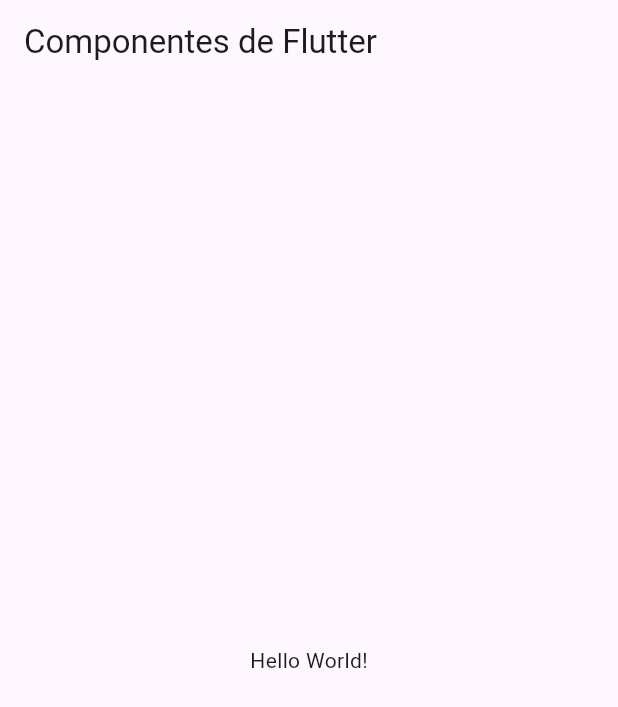
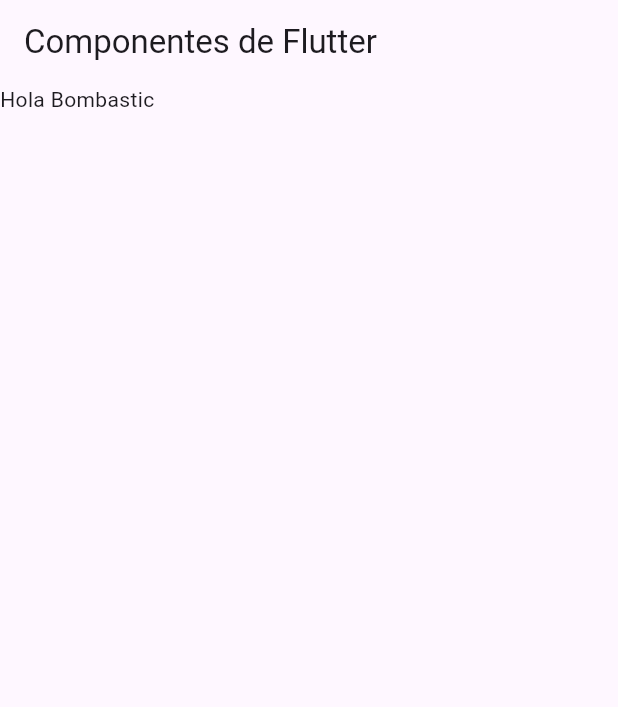
Before and after one commit to LiraU13/componentes_flutter, a Flutter app: the screen it shows after launch, on a phone screen of 412 x 824 dp. Shown: the top 707 px of the screen. Run offline on Flutter 3.47's test engine with Material 3 defaults, Android fonts, the phone set to English and light mode, and no system bars.

Commit message:
Adding the ListWiew to the HomeScreen

```diff
--- a/lib/home_screen.dart
+++ b/lib/home_screen.dart
@@ -9,8 +9,10 @@ class HomeScreen extends StatelessWidget {
       appBar: AppBar(
         title: const Text('Componentes de Flutter'),
       ),
-      body: const Center(
-        child: Text('Hello World!'),
+      body: ListView(
+        children: const [
+          Text('Hola Bombastic'),
+        ],
       ),
     );
   }
--- a/lib/main_app.dart
+++ b/lib/main_app.dart
@@ -7,6 +7,7 @@ class MainApp extends StatelessWidget {
   @override
   Widget build(BuildContext context) {
     return const MaterialApp(
+      debugShowCheckedModeBanner: false, // Quita el icono 'DEBUG'
       home: HomeScreen(),
     );
   }
```
